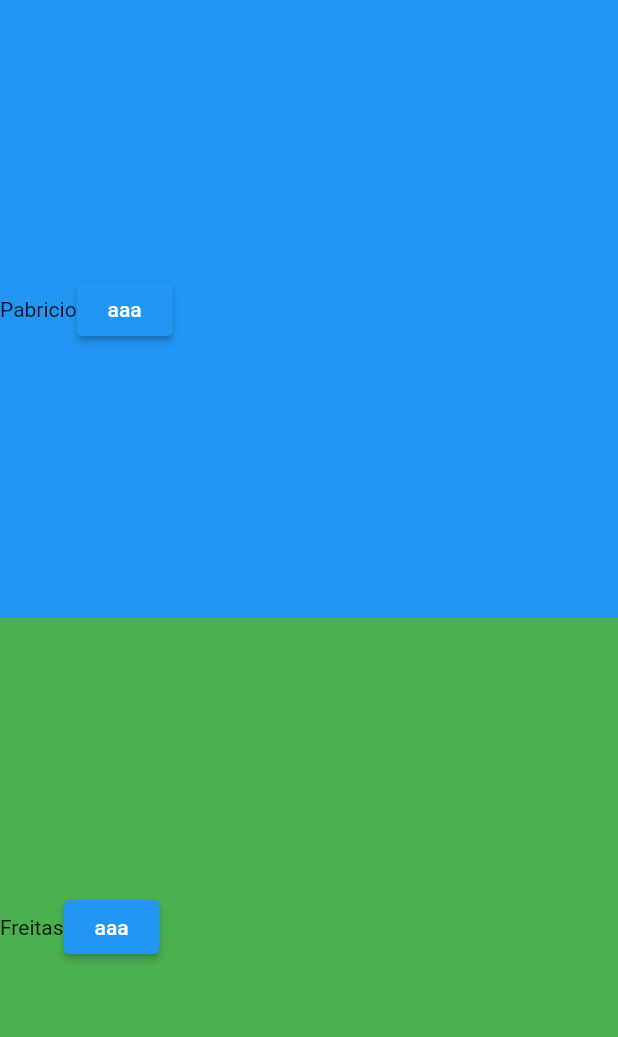
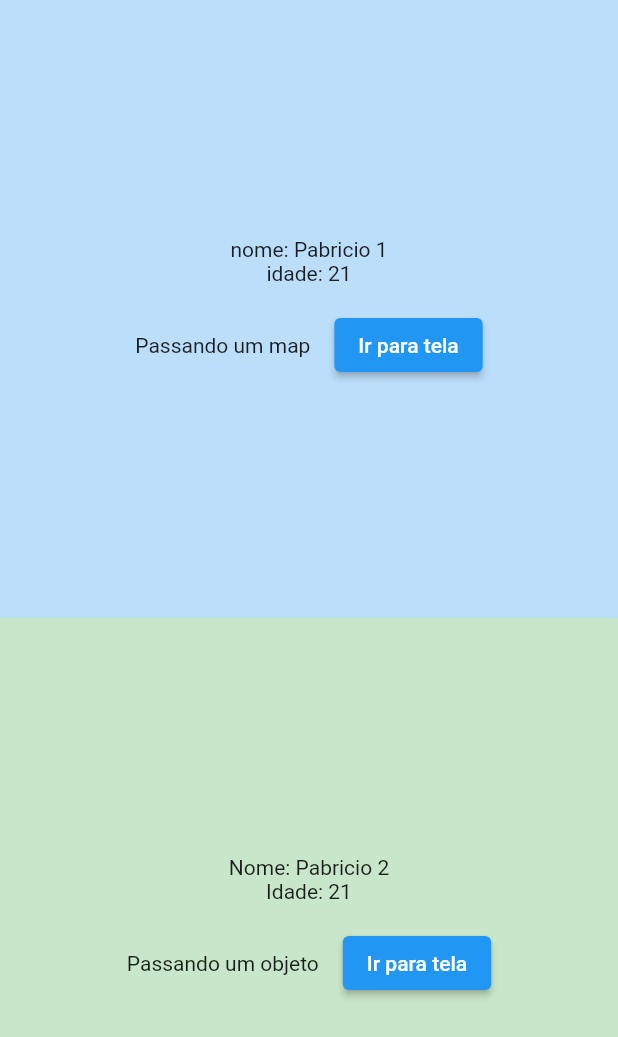
Before and after one commit to pabriciofreitas/aula-3, a Flutter app: the screen it shows after launch, on a phone screen of 412 x 824 dp. Shown: the top 1037 px of the screen. Run offline on Flutter 3.47's test engine with Material 2 defaults, Android fonts, the phone set to English and light mode, and no system bars; our stand-ins replace google_fonts.

Commit message:
feat: Passando dados entre Telas - Objetos e Map

```diff
--- a/lib/main.dart
+++ b/lib/main.dart
@@ -1,6 +1,7 @@
-import 'package:aula3/ui/pages/pages.dart';
 import 'package:flutter/material.dart';
 import 'package:google_fonts/google_fonts.dart';
+
+import 'ui/pages/pages.dart';
 
 void main() {
   runApp(const MyApp());
--- a/lib/ui/pages/home_page.dart
+++ b/lib/ui/pages/home_page.dart
@@ -1,4 +1,6 @@
 import 'package:flutter/material.dart';
+
+import 'pages.dart';
 
 class HomePage extends StatelessWidget {
   const HomePage({Key? key}) : super(key: key);
@@ -9,11 +11,13 @@ class HomePage extends StatelessWidget {
         body: SafeArea(
       child: SizedBox.expand(
           child: Column(
-        children: [firstContainer(), SecondContainer()],
+        children: [FirstContainer(), SecondContainer()],
       )),
     ));
   }
 }
+
+//control + D para seleciona mesma palavra.
 
 class SecondContainer extends StatefulWidget {
   const SecondContainer({
@@ -24,56 +28,145 @@ class SecondContainer extends StatefulWidget {
   State<SecondContainer> createState() => _SecondContainerState();
 }
 
+class NavigationArguments {
+  final String routeName;
+  final Object? arguments;
+
+  NavigationArguments({
+    required this.routeName,
+    this.arguments,
+  });
+}
+
+class ProfileNavigationArguments {
+  final String text;
+  final String nome;
+  final int age;
+  final double height;
+
+  ProfileNavigationArguments({
+    required this.text,
+    required this.nome,
+    required this.age,
+    required this.height,
+  });
+}
+
 class _SecondContainerState extends State<SecondContainer> {
-  late String name1;
+  late String text;
+  late int age;
+  late String name;
+  late double height;
 
   @override
   void initState() {
-    name1 = "Freitas";
-    //isso rodar no começo de tudo na renderização só pe chmado na inicialização da tela
+    //    loadData(); é interessante chama dados da api no initState para não fica chamando toda hora!
+    //essa função é chamada no primeiro build da aplicação
+    //Estou iniciando as variaveis
+    text = 'objeto';
+    name = 'Pabricio 2';
+    age = 21;
+    height = 1.80;
+    //Essa função servi para confirma se arvore de widgets foi contruida corretamente
     super.initState();
+  }
+
+  void goToProfilePage() {
+    final ProfileNavigationArguments profileArguments =
+        ProfileNavigationArguments(
+            text: text, nome: name, age: age, height: height);
+
+    final NavigationArguments arguments =
+        NavigationArguments(routeName: "/profile", arguments: profileArguments);
+
+    Navigator.push(
+        context,
+        MaterialPageRoute(
+          builder: (context) => ProfilePage(),
+          //widgets responsável por pass dados para outra tela
+          settings: RouteSettings(
+            name: "/profile",
+            arguments: arguments,
+          ),
+        ));
   }
 
   @override
   Widget build(BuildContext context) {
     return Expanded(
       child: Container(
-          color: Colors.green,
-          child: Row(children: [
-            Text(name1),
-            ElevatedButton(
-                onPressed: () {
-                  setState(() {
-                    name1 = "Pedro";
-                  });
-                },
-                child: const Text("aaa"))
-          ])),
+          color: Colors.green[100],
+          child: Column(
+            mainAxisAlignment: MainAxisAlignment.center,
+            children: [
+              Text("Nome: $name"),
+              Text("Idade: $age"),
+              const SizedBox(height: 16.0),
+              Row(
+                mainAxisAlignment: MainAxisAlignment.center,
+                children: [
+                  Text("Passando um " + text),
+                  const SizedBox(width: 16.0),
+                  ElevatedButton(
+                    onPressed: goToProfilePage,
+                    child: const Text("Ir para tela"),
+                  )
+                ],
+              ),
+            ],
+          )),
     );
   }
 }
 
-class firstContainer extends StatelessWidget {
-  firstContainer({
+class FirstContainer extends StatelessWidget {
+  FirstContainer({
     Key? key,
   }) : super(key: key);
+
   //só recebe construtor fixo final ou const
-  String name1 = "Pabricio";
+  final String text = "map";
+  String name = "Pabricio 1";
+  int age = 21;
+
+  void goToProfilePage(context) {
+    final Map<String, dynamic> arguments = {
+      "text": text,
+      "name": name,
+      "age": age
+    };
+
+    Navigator.push(
+      context,
+      MaterialPageRoute(
+        builder: (context) => ProfilePage(),
+        //widgets responsável por passar os dados para outra tela
+        settings: RouteSettings(name: "/profile", arguments: arguments),
+      ),
+    );
+  }
 
   @override
   Widget build(BuildContext context) {
     return Expanded(
         child: Container(
-      child: Center(
-          child: Row(children: [
-        Text(name1),
-        ElevatedButton(
-            onPressed: () {
-              name1 = "Pedro";
-            },
-            child: const Text("aaa"))
-      ])),
-      color: Colors.blue,
+      color: Colors.blue[100],
+      child: Column(mainAxisAlignment: MainAxisAlignment.center, children: [
+        Text("nome: $name"),
+        Text("idade: $age"),
+        SizedBox(height: 16),
+        Row(
+          mainAxisAlignment: MainAxisAlignment.center,
+          children: [
+            Text("Passando um " + text),
+            const SizedBox(width: 16.0),
+            ElevatedButton(
+                //StatelessWidget tem que passar contexto
+                onPressed: () => goToProfilePage(context),
+                child: const Text("Ir para tela"))
+          ],
+        ),
+      ]),
     ));
   }
 }
--- a/lib/ui/pages/pages.dart
+++ b/lib/ui/pages/pages.dart
@@ -1 +1,2 @@
-export 'home_page.dart';// para importa apenas um vez
+export 'home_page.dart'; // para importa apenas um pagina
+export 'profile_page.dart';
--- /dev/null
+++ b/lib/ui/pages/profile_page.dart
@@ -0,0 +1,51 @@
+import 'package:flutter/material.dart';
+
+import 'pages.dart';
+
+class ProfilePage extends StatelessWidget {
+  const ProfilePage({Key? key}) : super(key: key);
+
+  @override
+  Widget build(BuildContext context) {
+    //retorna o retorno da rota
+    final arguments = ModalRoute.of(context)?.settings.arguments;
+    //Responsável por retorna o modelo mais compativel com contexto fornecido
+
+    Map<String, dynamic> argumentsMap = {};
+
+    ProfileNavigationArguments profileArguments =
+        ProfileNavigationArguments(text: "", nome: "", age: 0, height: 0);
+
+    if (arguments is Map) {
+      argumentsMap = arguments as Map<String, dynamic>;
+    } else {}
+
+    if (arguments is Map) {
+      argumentsMap = arguments as Map<String, dynamic>;
+    } else {
+      NavigationArguments argumentsClass = arguments as NavigationArguments;
+      profileArguments = argumentsClass.arguments as ProfileNavigationArguments;
+    }
+
+    return Scaffold(
+      backgroundColor: Colors.blue,
+      body: SizedBox.expand(
+        child: Center(
+          child: Column(mainAxisAlignment: MainAxisAlignment.center, children: [
+            Text(
+                "Recebi um Profile do tipo ${argumentsMap.isNotEmpty ? argumentsMap["text"] : profileArguments.text}"),
+            Text(
+                "Nome: ${argumentsMap.isNotEmpty ? argumentsMap["name"] : profileArguments.nome}"),
+            Text(
+                "Age: ${argumentsMap.isNotEmpty ? argumentsMap["age"] : profileArguments.age}"),
+            Padding(padding: EdgeInsets.symmetric(vertical: 16)),
+            ElevatedButton(
+              onPressed: () => Navigator.pop(context),
+              child: Text("Voltar para a home"),
+            )
+          ]),
+        ),
+      ),
+    );
+  }
+}
--- a/pubspec.yaml
+++ b/pubspec.yaml
@@ -2,7 +2,7 @@
 name: aula3 #nome do pacote
 description: Triha flutter use academy.
 publish_to: 'none' # caso vc crie um pacote puev
-version: 1.0.0+1 #build do aplicativo
+version: 1.0.0+1 #build do aplicativo 1 MUDANÇA BRUSCA  2 FEAT  3 BUG
 environment:
   sdk: ">=2.12.0 <3.0.0" # versão do dart
 dependencies:  #DEpendencias do projetos.... Para loja. dependencias que precisa para depois de build
```
Also changed, not shown: 1 other file.
